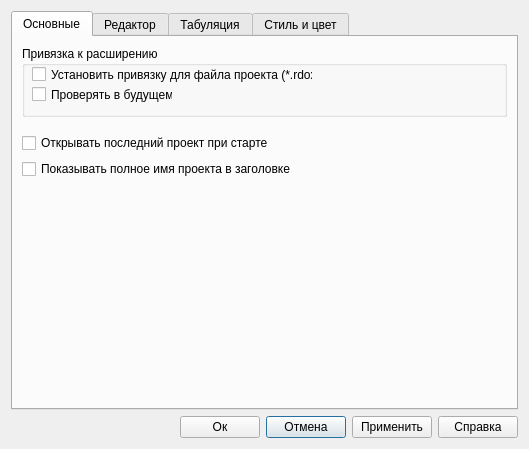
The window that rdo/app/rdo_studio/trunk/res/ui/view_preferenses.ui (aurusov/rdo_studio) describes before a commit, drawn with Qt 5.
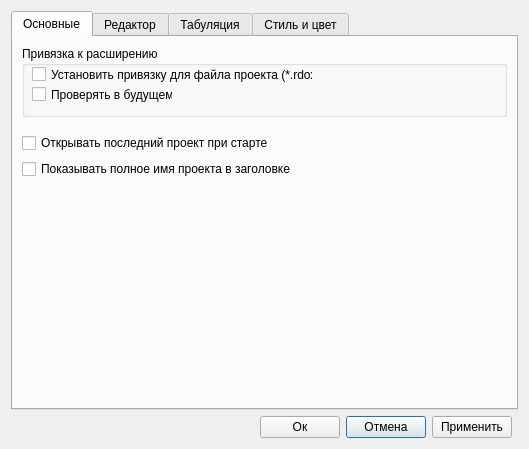
The same window after the commit. The open tabs and pages were chosen to show the change.

Commit message: - удалена кнопка справки

Patch:
```diff
--- a/rdo/app/rdo_studio/trunk/res/ui/view_preferenses.ui
+++ b/rdo/app/rdo_studio/trunk/res/ui/view_preferenses.ui
@@ -28,13 +28,6 @@
      </property>
     </widget>
    </item>
-   <item row="1" column="4">
-    <widget class="QPushButton" name="buttonHelp">
-     <property name="text">
-      <string>Справка</string>
-     </property>
-    </widget>
-   </item>
    <item row="1" column="0">
     <spacer name="horizontalSpacer">
      <property name="orientation">
```
Left out of the diff: 2 changed lines with no effect on the pictures. The commit also changes 2 other files.
